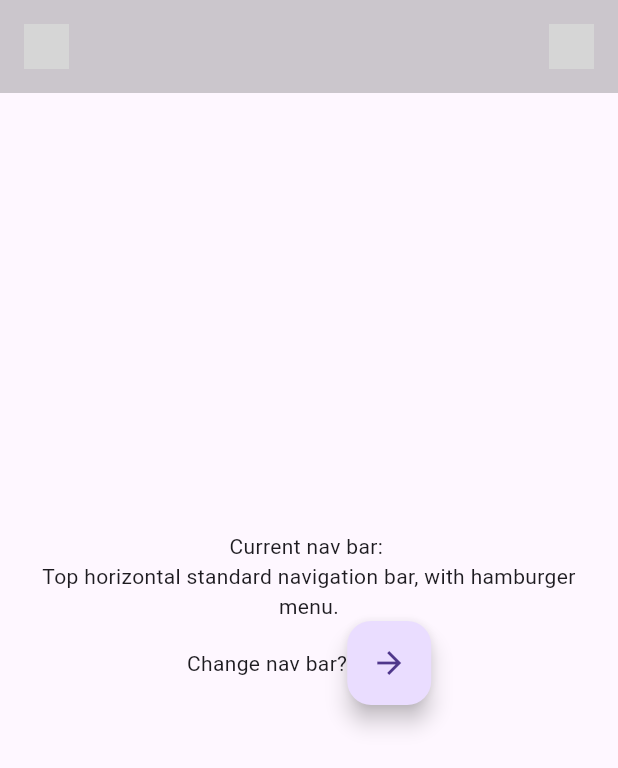
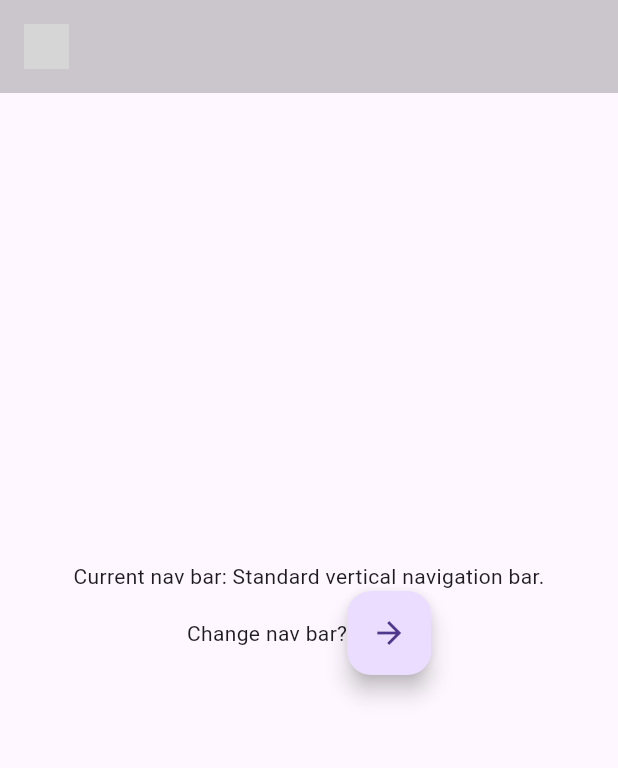
Before and after one commit to KrisHHFI/flutter_nav_bars, a Flutter app: the screen it shows after launch, after a tap on the "arrow forward" icon, on a phone screen of 412 x 824 dp. Shown: the top 768 px of the screen. Run offline on Flutter 3.47's test engine with Material 3 defaults, Android fonts, the phone set to English and light mode, and no system bars; network calls fail; grey boxes are pictures that could not be loaded.

Commit message:
Can now cycle through different nav bars

```diff
--- a/lib/provider/nav_bar_provider.dart
+++ b/lib/provider/nav_bar_provider.dart
@@ -1,5 +1,6 @@
 import 'package:flutter/material.dart';
 import '../widgets/nav_bar_one.dart';
+import '../widgets/nav_bar_two.dart';
 
 class NavBarProvider with ChangeNotifier {
   final List<Map<String, dynamic>> navBars = [
@@ -7,22 +8,22 @@ class NavBarProvider with ChangeNotifier {
       'name': 'Standard top horizontal navigation bar, with hamburger menu.',
       'widget': const NavBarOne(),
     },
+    {
+      'name': 'Standard vertical navigation bar.',
+      'widget': const NavBarTwo(),
+    },
   ];
 
   // By default, the first item will be the current nav bar
-  Map<String, dynamic> _currentNavBar;
+  int _currentIndex = 0;
 
-  NavBarProvider()
-      : _currentNavBar = {
-          'name':
-              'Top horizontal standard navigation bar, with hamburger menu.',
-          'widget': const NavBarOne(),
-        };
+  NavBarProvider();
 
-  Map<String, dynamic> get currentNavBar => _currentNavBar;
+  Map<String, dynamic> get currentNavBar => navBars[_currentIndex];
 
-  void setNavBar(Map<String, dynamic> newNavBar) {
-    _currentNavBar = newNavBar;
+  void nextNavBar() {
+    _currentIndex =
+        (_currentIndex + 1) % navBars.length; // Loop back to the start
     notifyListeners();
   }
 }
--- /dev/null
+++ b/lib/widgets/nav_bar_two.dart
@@ -0,0 +1,235 @@
+import 'dart:ui';
+import 'package:flutter/material.dart';
+import 'package:url_launcher/url_launcher.dart';
+
+class NavBarTwo extends StatefulWidget {
+  const NavBarTwo({super.key});
+
+  @override
+  NavBarTwoState createState() => NavBarTwoState();
+}
+
+class NavBarTwoState extends State<NavBarTwo> {
+  bool isMenuOpen = false;
+  double navBarImageHeight = 30.00;
+  double smallPadding = 16.00;
+  String smallLogo = 'images/XLogo.png';
+  String largeLogo = 'images/XLogoCompany.png';
+  String menuIcon = 'images/Menu.png';
+
+  // To track which item is hovered
+  String? hoveredItem;
+
+  final navLinks = [
+    'Home',
+    'Company',
+    'Services',
+    'Contact',
+  ];
+
+  final List<Map<String, String>> socialIcons = [
+    {
+      'icon': 'images/CameraIconWhite.png',
+      'url': 'https://www.shutterstock.com/g/Kristopher+Pepper?rid=263519982',
+    },
+    {
+      'icon': 'images/GitHubWhite.png',
+      'url': 'https://github.com/KrisHHFI',
+    },
+    {
+      'icon': 'images/LinkedInWhite.png',
+      'url': 'https://www.linkedin.com/in/kristopher-pepper-824184136/',
+    },
+  ];
+
+  // Function to launch URL in a new tab
+  Future<void> _launchURL(String url) async {
+    final Uri uri = Uri.parse(url);
+    if (await canLaunchUrl(uri)) {
+      await launchUrl(uri, mode: LaunchMode.externalApplication);
+    } else {
+      throw 'Could not launch $url';
+    }
+  }
+
+  @override
+  Widget build(BuildContext context) {
+    bool isSmallScreen = MediaQuery.of(context).size.width < 600;
+    String logo = isSmallScreen ? smallLogo : largeLogo;
+
+    // The content which is returned to the screen ----------------------------
+    return Stack(
+      children: [
+        // Blurs the entire page behind the mobile nav ----------------------------
+        if (isMenuOpen && isSmallScreen)
+          Positioned.fill(
+            child: BackdropFilter(
+              filter: ImageFilter.blur(sigmaX: 5, sigmaY: 5),
+              child: Container(
+                color: Colors.black.withOpacity(0.2),
+              ),
+            ),
+          ),
+        // The nav bar container and logo ----------------------------
+        Container(
+          padding: EdgeInsets.all(smallPadding),
+          color: const Color.fromRGBO(0, 0, 0, 0.2),
+          child: Row(
+            mainAxisAlignment: MainAxisAlignment.spaceBetween,
+            children: [
+              /*
+              Image.network(
+                logo,
+                height: navBarImageHeight,
+                fit: BoxFit.contain,
+              ),
+              */
+              // Mobile nav top bar ----------------------------
+              if (isSmallScreen)
+                MouseRegion(
+                  cursor: SystemMouseCursors.click,
+                  child: GestureDetector(
+                    onTap: () {
+                      setState(() {
+                        isMenuOpen = !isMenuOpen;
+                      });
+                    },
+                    child: Image.network(
+                      menuIcon,
+                      height: navBarImageHeight,
+                      fit: BoxFit.contain,
+                    ),
+                  ),
+                )
+              // The nav bar links ----------------------------
+              else
+                Row(
+                  children: navLinks.map((item) {
+                    bool isHovered = hoveredItem == item;
+                    return MouseRegion(
+                      cursor: SystemMouseCursors.click,
+                      onEnter: (_) {
+                        setState(() {
+                          hoveredItem = item;
+                        });
+                      },
+                      onExit: (_) {
+                        setState(() {
+                          hoveredItem = null;
+                        });
+                      },
+                      child: Padding(
+                        padding: EdgeInsets.symmetric(
+                          horizontal: MediaQuery.of(context).size.width * 0.02,
+                        ),
+                        child: GestureDetector(
+                          child: Stack(
+                            children: [
+                              if (isHovered)
+                                Positioned(
+                                  bottom: 0,
+                                  left: 0,
+                                  right: 0,
+                                  child: Container(
+                                    height: 2,
+                                    color: Colors.white,
+                                  ),
+                                ),
+                              Text(
+                                item,
+                                style: const TextStyle(
+                                  color: Colors.white,
+                                  fontSize: 16,
+                                ),
+                              ),
+                            ],
+                          ),
+                        ),
+                      ),
+                    );
+                  }).toList(),
+                ),
+            ],
+          ),
+        ),
+        // The opened hamburger menu ----------------------------
+        if (isMenuOpen && isSmallScreen)
+          Align(
+            child: Padding(
+              padding: const EdgeInsets.only(top: 100.00),
+              child: Column(
+                children: [
+                  Column(
+                    children: navLinks.map((item) {
+                      bool isHovered = hoveredItem == item;
+                      return MouseRegion(
+                        cursor: SystemMouseCursors.click,
+                        onEnter: (_) {
+                          setState(() {
+                            hoveredItem = item;
+                          });
+                        },
+                        onExit: (_) {
+                          setState(() {
+                            hoveredItem = null;
+                          });
+                        },
+                        child: Padding(
+                          padding: EdgeInsets.symmetric(vertical: smallPadding),
+                          child: GestureDetector(
+                            child: Stack(
+                              children: [
+                                if (isHovered)
+                                  Positioned(
+                                    bottom: 0,
+                                    left: 0,
+                                    right: 0,
+                                    child: Container(
+                                      height: 2,
+                                      color: Colors.white,
+                                    ),
+                                  ),
+                                Text(
+                                  item,
+                                  style: const TextStyle(
+                                    color: Colors.white,
+                                    fontSize: 24,
+                                  ),
+                                ),
+                              ],
+                            ),
+                          ),
+                        ),
+                      );
+                    }).toList(),
+                  ),
+                  // Spacing inbetween the links and the icons
+                  const SizedBox(height: 75),
+                  // The hamburger icons ----------------------------
+                  Row(
+                    mainAxisAlignment: MainAxisAlignment.center,
+                    children: socialIcons.map((social) {
+                      return MouseRegion(
+                        cursor: SystemMouseCursors.click,
+                        child: Padding(
+                          padding: const EdgeInsets.symmetric(horizontal: 30.0),
+                          child: GestureDetector(
+                            onTap: () => _launchURL(social['url']!),
+                            child: Image.network(
+                              social['icon']!,
+                              height: navBarImageHeight,
+                              fit: BoxFit.contain,
+                            ),
+                          ),
+                        ),
+                      );
+                    }).toList(),
+                  ),
+                ],
+              ),
+            ),
+          ),
+      ],
+    );
+  }
+}
--- a/lib/widgets/page_content.dart
+++ b/lib/widgets/page_content.dart
@@ -10,14 +10,6 @@ class PageContent extends StatefulWidget {
 }
 
 class PageContentState extends State<PageContent> {
-  int _counter = 0;
-
-  void _incrementCounter() {
-    setState(() {
-      _counter++;
-    });
-  }
-
   @override
   Widget build(BuildContext context) {
     // Access the currentNavBar from the NavBarProvider
@@ -48,8 +40,12 @@ class PageContentState extends State<PageContent> {
                   'Change nav bar?',
                 ),
                 FloatingActionButton(
-                  onPressed: _incrementCounter,
-                  tooltip: 'Increment',
+                  onPressed: () {
+                    // Change the nav bar when the button is pressed
+                    Provider.of<NavBarProvider>(context, listen: false)
+                        .nextNavBar();
+                  },
+                  tooltip: 'Change Nav Bar',
                   child: const Icon(Icons.arrow_forward),
                 ),
               ],
```
